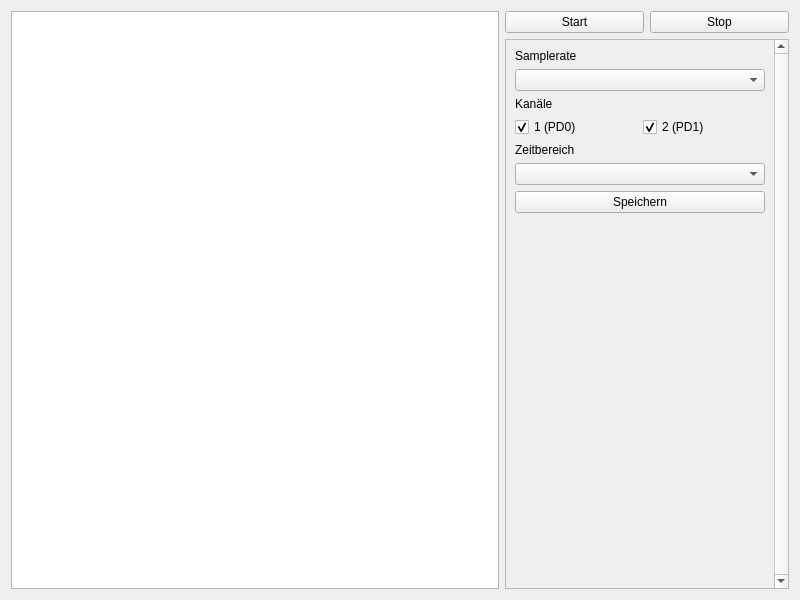
The window that lenlab/gui/oscilloscopeform.ui (kalanzun/red_lenlab) describes before a commit, drawn with Qt 5.
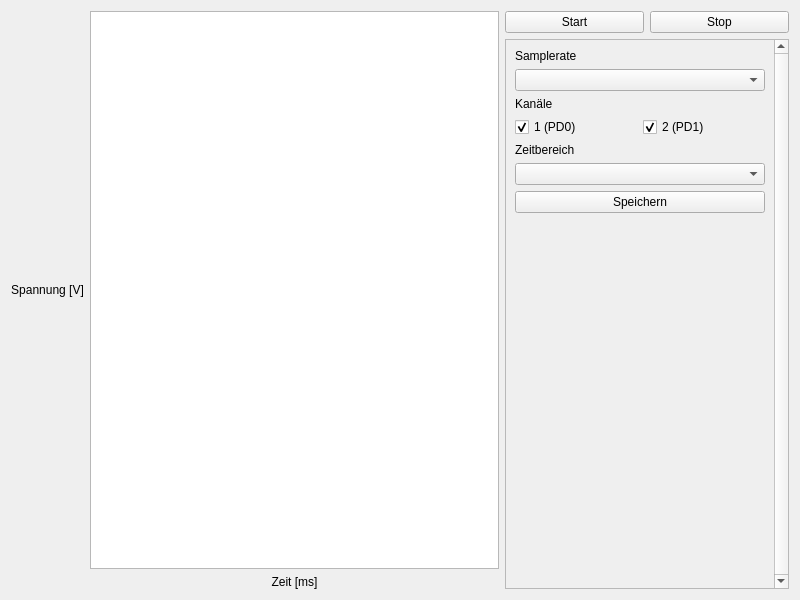
The same window after the commit. Custom widgets are drawn as their Qt base class.

Commit message: axis labels

Diff of the .ui file:
```diff
--- a/lenlab/gui/oscilloscopeform.ui
+++ b/lenlab/gui/oscilloscopeform.ui
@@ -21,7 +21,31 @@
   </property>
   <layout class="QHBoxLayout" name="horizontalLayout_2">
    <item>
-    <widget class="QChartView" name="plot"/>
+    <layout class="QGridLayout" name="gridLayout_2">
+     <item row="0" column="1">
+      <widget class="QChartView" name="plot"/>
+     </item>
+     <item row="0" column="0">
+      <widget class="VerticalLabel" name="label_4">
+       <property name="text">
+        <string>Spannung [V]</string>
+       </property>
+       <property name="alignment">
+        <set>Qt::AlignCenter</set>
+       </property>
+      </widget>
+     </item>
+     <item row="1" column="1">
+      <widget class="QLabel" name="label_5">
+       <property name="text">
+        <string>Zeit [ms]</string>
+       </property>
+       <property name="alignment">
+        <set>Qt::AlignCenter</set>
+       </property>
+      </widget>
+     </item>
+    </layout>
    </item>
    <item>
     <layout class="QVBoxLayout" name="verticalLayout">
@@ -161,6 +185,11 @@
    <extends>QGraphicsView</extends>
    <header>QtCharts</header>
   </customwidget>
+  <customwidget>
+   <class>VerticalLabel</class>
+   <extends>QLabel</extends>
+   <header>verticallabel.h</header>
+  </customwidget>
  </customwidgets>
  <resources/>
  <connections/>
```
The commit also changes 5 other files.
